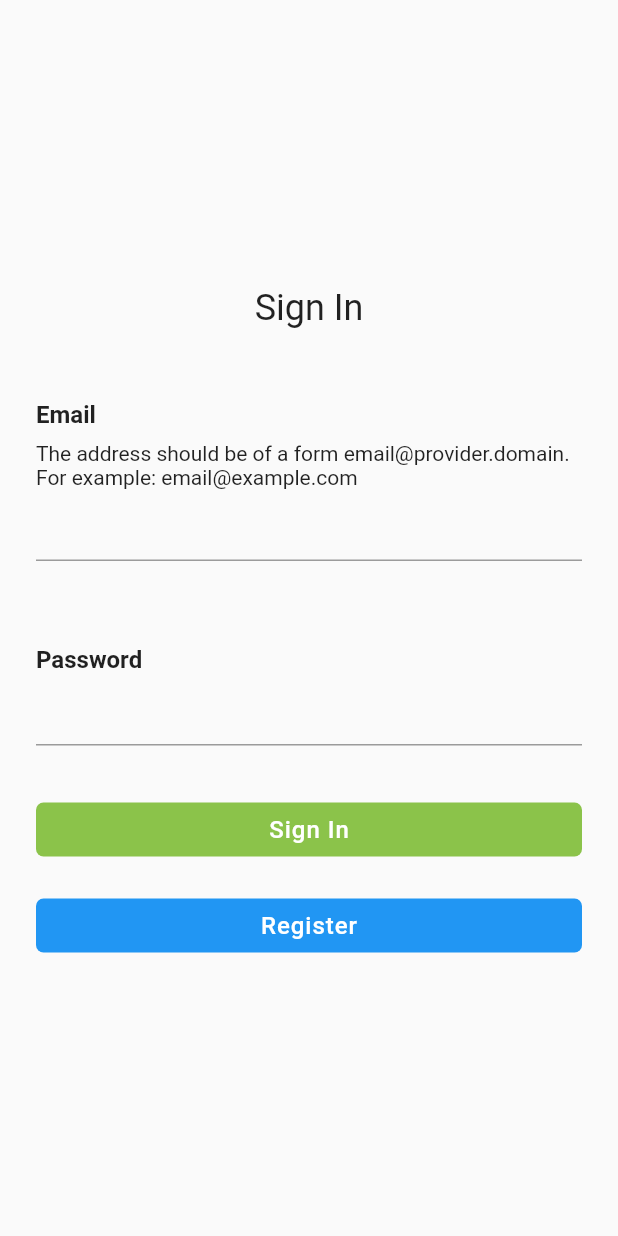
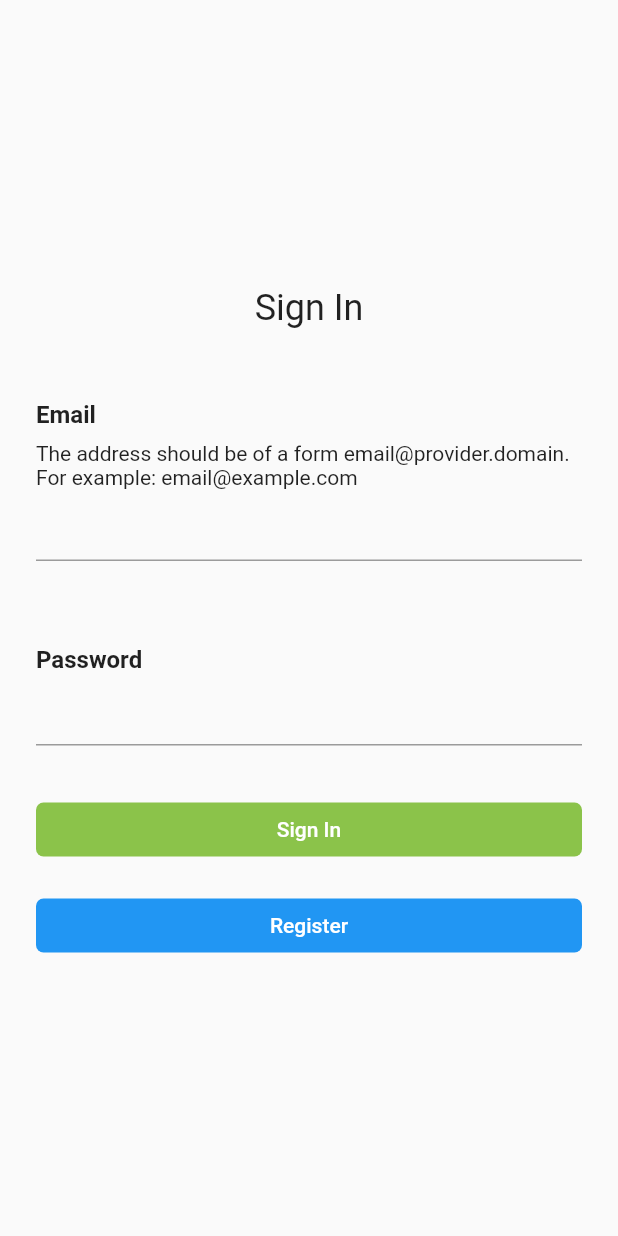
Before and after one commit to vilisimo/sink, a Flutter app: the screen it shows after launch, on a phone screen of 412 x 824 dp. Run offline on Flutter 3.47's test engine with Material 2 defaults, Android fonts, the phone set to English and light mode, and no system bars; our stand-ins replace cloud_firestore, firebase_auth, flutter_redux, font_awesome_flutter, redux; missing offline and left inert: flutter_circular_chart; accounts and stored records are empty.

Commit message:
Reuse common text theme where possible

```diff
--- a/lib/main.dart
+++ b/lib/main.dart
@@ -46,6 +46,7 @@ class Sink extends StatelessWidget {
           textTheme: TextTheme(
             body1: TextStyle(fontSize: 16.0),
             body2: TextStyle(fontSize: 16.0, fontWeight: FontWeight.bold),
+            subhead: TextStyle(fontSize: 18.0, fontWeight: FontWeight.w500),
           ),
         ),
         routes: {
--- a/lib/ui/common/buttons.dart
+++ b/lib/ui/common/buttons.dart
@@ -5,7 +5,6 @@ class RoundedButton extends StatelessWidget {
   final Function onPressed;
   final String text;
   final BorderRadius radius;
-  final TextStyle textStyle;
   final Color buttonColor;
 
   RoundedButton({
@@ -13,15 +12,8 @@ class RoundedButton extends StatelessWidget {
     @required this.text,
     radius,
     buttonColor,
-    textStyle,
   })  : this.radius = radius ?? BorderRadius.circular(5.0),
-        this.buttonColor = buttonColor ?? Colors.lightGreen,
-        this.textStyle = textStyle ??
-            TextStyle(
-              fontSize: 16.0,
-              letterSpacing: .65,
-              color: Colors.white,
-            );
+        this.buttonColor = buttonColor ?? Colors.lightGreen;
 
   @override
   Widget build(BuildContext context) {
@@ -29,7 +21,11 @@ class RoundedButton extends StatelessWidget {
       padding: const EdgeInsets.fromLTRB(24.0, 8.0, 24.0, 8.0),
       child: FlatButton(
         shape: RoundedRectangleBorder(borderRadius: radius),
-        child: Text(text, style: textStyle),
+        child: Text(text,
+            style: Theme.of(context)
+                .textTheme
+                .button
+                .copyWith(color: Colors.white)),
         disabledColor: Colors.grey,
         color: buttonColor,
         onPressed: onPressed != null ? () => onPressed() : null,
--- a/lib/ui/common/date_picker.dart
+++ b/lib/ui/common/date_picker.dart
@@ -49,7 +49,7 @@ class DatePicker extends StatelessWidget {
                     padding: const EdgeInsets.only(left: 16.0),
                     child: Text(
                       DateFormat.yMMMMEEEEd().format(selectedDate),
-                      style: TextStyle(fontSize: 18.0),
+                      style: Theme.of(context).textTheme.body1,
                     ),
                   ),
                   Padding(
--- a/lib/ui/common/text_input.dart
+++ b/lib/ui/common/text_input.dart
@@ -122,7 +122,7 @@ class EmailFormField extends StatelessWidget {
             Text(
               "The address should be of a form email@provider.domain. "
               "For example: email@example.com",
-              style: TextStyle(fontSize: 14.0),
+              style: Theme.of(context).textTheme.body1.copyWith(fontSize: 14),
             ),
           TextFormField(
             maxLines: 1,
@@ -167,7 +167,7 @@ class PasswordFormField extends StatelessWidget {
             Text(
               "Make sure to use a strong password: use lowercase and capital "
               "letters, special symbols, numbers.",
-              style: TextStyle(fontSize: 14.0),
+              style: Theme.of(context).textTheme.body1.copyWith(fontSize: 14),
             ),
           TextFormField(
             maxLines: 1,
--- a/lib/ui/forms/entry_form.dart
+++ b/lib/ui/forms/entry_form.dart
@@ -21,7 +21,6 @@ class EntryForm extends StatefulWidget {
 }
 
 class EntryFormState extends State<EntryForm> {
-  static const style = TextStyle(fontSize: 16.0, color: Colors.black);
   static const inputPadding = EdgeInsets.all(16.0);
   static const cardPadding = EdgeInsets.only(left: 16.0, right: 16.0);
   static const datePadding = EdgeInsets.fromLTRB(16.0, 16.0, 16.0, 0.0);
@@ -102,7 +101,7 @@ class EntryFormState extends State<EntryForm> {
                 },
                 value: _amount,
                 hintText: '0.0',
-                style: style,
+                style: Theme.of(context).textTheme.body1,
                 contentPadding: inputPadding,
                 border: InputBorder.none,
               ),
@@ -119,7 +118,7 @@ class EntryFormState extends State<EntryForm> {
                 },
                 value: _description,
                 hintText: 'Description',
-                style: style,
+                style: Theme.of(context).textTheme.body1,
                 maxLines: 3,
                 contentPadding: inputPadding,
                 border: InputBorder.none,
--- a/lib/ui/statistics/charts/circular_chart.dart
+++ b/lib/ui/statistics/charts/circular_chart.dart
@@ -32,7 +32,7 @@ class CircularChart extends StatelessWidget {
       chartType: CircularChartType.Radial,
       holeRadius: radius / 5,
       holeLabel: "${totalAmount.toStringAsFixed(2)}",
-      labelStyle: TextStyle(fontSize: 16, color: Colors.black),
+      labelStyle: Theme.of(context).textTheme.body1,
       edgeStyle: SegmentEdgeStyle.round,
     );
   }
```
Also changed, not shown: lib/ui/common/amount.dart (+4 -7 lines), lib/ui/forms/registration.dart (+6 -2 lines), lib/ui/statistics/balance.dart (+9 -9 lines), lib/ui/statistics/charts/chart_components.dart (+7 -10 lines), lib/ui/statistics/charts/horizontal_bar_chart.dart (+12 -4 lines), lib/ui/statistics/charts/vertical_bar_chart.dart (+7 -1 lines), lib/ui/statistics/day_summary.dart (+9 -9 lines).
